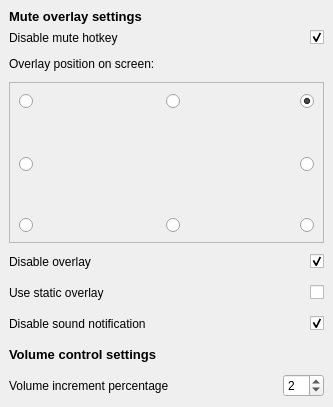
Old version of the form OverlaySettings/OverlaySettings.ui in the repository rampageX/QuickSoundSwitcher.
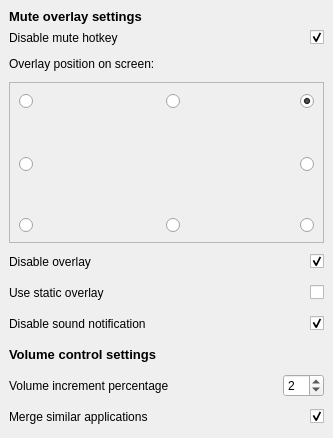
New version of the form.

Commit message: merge similar apps, enabled by default

```diff
--- a/OverlaySettings/OverlaySettings.ui
+++ b/OverlaySettings/OverlaySettings.ui
@@ -7,7 +7,7 @@
     <x>0</x>
     <y>0</y>
     <width>333</width>
-    <height>407</height>
+    <height>438</height>
    </rect>
   </property>
   <property name="windowTitle">
@@ -352,6 +352,32 @@
       </property>
      </widget>
     </item>
+    <item row="10" column="0">
+     <widget class="QLabel" name="label_9">
+      <property name="minimumSize">
+       <size>
+        <width>0</width>
+        <height>25</height>
+       </size>
+      </property>
+      <property name="text">
+       <string>Merge similar applications</string>
+      </property>
+     </widget>
+    </item>
+    <item row="10" column="2">
+     <widget class="QCheckBox" name="mergeSimilarCheckBox">
+      <property name="layoutDirection">
+       <enum>Qt::LayoutDirection::RightToLeft</enum>
+      </property>
+      <property name="text">
+       <string/>
+      </property>
+      <property name="checked">
+       <bool>true</bool>
+      </property>
+     </widget>
+    </item>
    </layout>
   </widget>
  </widget>
```
Left out of the diff: 168 changed lines with no effect on the pictures. The commit also changes 5 other files.
